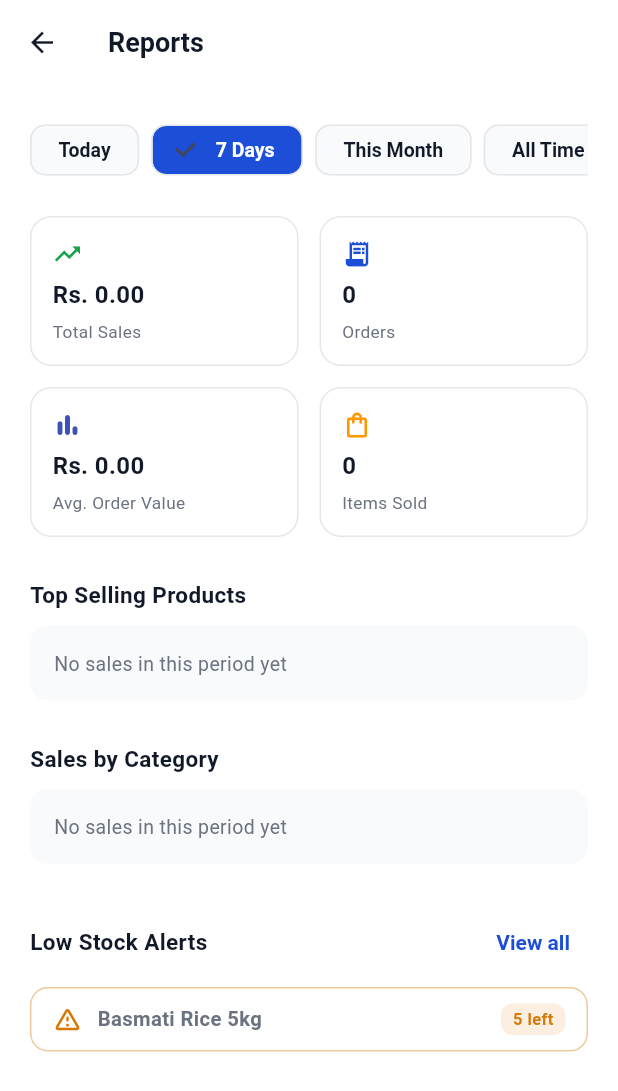
After one commit to pasinduprabashwara2000/POS-System-Flutter, a Flutter app: the ReportsScreen screen opened directly, on a phone screen of 412 x 824 dp. The commit adds this screen. Shown: the top 1091 px of the screen. Run offline on Flutter 3.47's test engine with Material 3 defaults, Android fonts, the phone set to English and light mode, and no system bars.

Commit message:
Implement Reports

```diff
--- a/lib/screens/home_screen.dart
+++ b/lib/screens/home_screen.dart
@@ -10,6 +10,7 @@ import 'login_screen.dart';
 import 'order/new_order_screen.dart';
 import 'order/order_list_screen.dart';
 import 'product/product_list_screen.dart';
+import 'reports/reports_screen.dart';
 
 class HomeScreen extends StatefulWidget {
   const HomeScreen({super.key});
@@ -71,6 +72,13 @@ class _HomeScreenState extends State<HomeScreen> {
     if (mounted) setState(() {});
   }
 
+  Future<void> _openReports() async {
+    await Navigator.of(context).push(
+      MaterialPageRoute(builder: (_) => const ReportsScreen()),
+    );
+    if (mounted) setState(() {});
+  }
+
   @override
   Widget build(BuildContext context) {
     return Scaffold(
@@ -124,7 +132,7 @@ class _HomeScreenState extends State<HomeScreen> {
         crossAxisAlignment: CrossAxisAlignment.start,
         children: [
           Text(
-            'Welcome back 👋',
+            'Welcome back',
             style: TextStyle(
               color: Colors.white,
               fontSize: 14,
@@ -270,7 +278,7 @@ class _HomeScreenState extends State<HomeScreen> {
       _ActionItem('Customers', Icons.people_outline, Colors.purple, _openCustomers),
       _ActionItem('Categories', Icons.category_outlined, Colors.teal, _openCategories),
       _ActionItem('Suppliers', Icons.local_shipping_outlined, AppColors.accent, _openSuppliers),
-      _ActionItem('Reports', Icons.bar_chart_rounded, Colors.indigo, null),
+      _ActionItem('Reports', Icons.bar_chart_rounded, Colors.indigo, _openReports),
     ];
 
     return GridView.builder(
--- /dev/null
+++ b/lib/screens/reports/reports_screen.dart
@@ -0,0 +1,396 @@
+import 'package:flutter/material.dart';
+import '../../models/order.dart';
+import '../../models/product.dart';
+import '../../services/category_service.dart';
+import '../../services/order_service.dart';
+import '../../services/product_service.dart';
+import '../../theme/app_theme.dart';
+import '../product/product_list_screen.dart';
+
+enum _ReportPeriod { today, week, month, all }
+
+class ReportsScreen extends StatefulWidget {
+  const ReportsScreen({super.key});
+
+  @override
+  State<ReportsScreen> createState() => _ReportsScreenState();
+}
+
+class _ReportsScreenState extends State<ReportsScreen> {
+  _ReportPeriod _period = _ReportPeriod.week;
+
+  List<Order> _filteredOrders() {
+    final all = OrderService.instance.getAll();
+    final now = DateTime.now();
+
+    switch (_period) {
+      case _ReportPeriod.today:
+        return all.where((o) => o.isToday).toList();
+      case _ReportPeriod.week:
+        final cutoff = now.subtract(const Duration(days: 7));
+        return all.where((o) => o.createdAt.isAfter(cutoff)).toList();
+      case _ReportPeriod.month:
+        return all
+            .where((o) => o.createdAt.year == now.year && o.createdAt.month == now.month)
+            .toList();
+      case _ReportPeriod.all:
+        return all;
+    }
+  }
+
+  @override
+  Widget build(BuildContext context) {
+    final orders = _filteredOrders();
+
+    final totalSales = orders.fold(0.0, (sum, o) => sum + o.totalAmount);
+    final totalOrders = orders.length;
+    final itemsSold = orders.fold(0, (sum, o) => sum + o.itemCount);
+    final avgOrderValue = totalOrders > 0 ? totalSales / totalOrders : 0.0;
+
+    final topProducts = _topProducts(orders);
+    final categorySales = _salesByCategory(orders);
+    final lowStock = ProductService.instance.lowStockProducts;
+
+    return Scaffold(
+      appBar: AppBar(title: const Text('Reports')),
+      body: SafeArea(
+        child: ListView(
+          padding: const EdgeInsets.all(20),
+          children: [
+            _buildPeriodSelector(),
+            const SizedBox(height: 20),
+            _buildSummaryGrid(totalSales, totalOrders, avgOrderValue, itemsSold),
+            const SizedBox(height: 28),
+            _sectionHeader('Top Selling Products'),
+            const SizedBox(height: 10),
+            topProducts.isEmpty
+                ? _emptyHint('No sales in this period yet')
+                : _buildBarList(
+              entries: topProducts
+                  .map((p) => _BarEntry(label: p.name, value: p.qty.toDouble(), sublabel: 'Rs. ${p.revenue.toStringAsFixed(2)}'))
+                  .toList(),
+              color: AppColors.primary,
+              valueSuffix: ' sold',
+            ),
+            const SizedBox(height: 28),
+            _sectionHeader('Sales by Category'),
+            const SizedBox(height: 10),
+            categorySales.isEmpty
+                ? _emptyHint('No sales in this period yet')
+                : _buildBarList(
+              entries: categorySales
+                  .map((c) => _BarEntry(label: c.name, value: c.revenue))
+                  .toList(),
+              color: AppColors.accent,
+              valuePrefix: 'Rs. ',
+            ),
+            const SizedBox(height: 28),
+            Row(
+              mainAxisAlignment: MainAxisAlignment.spaceBetween,
+              children: [
+                _sectionHeader('Low Stock Alerts'),
+                if (lowStock.isNotEmpty)
+                  TextButton(
+                    onPressed: () {
+                      Navigator.of(context).push(
+                        MaterialPageRoute(builder: (_) => const ProductListScreen()),
+                      );
+                    },
+                    child: const Text('View all'),
+                  ),
+              ],
+            ),
+            const SizedBox(height: 6),
+            lowStock.isEmpty
+                ? _emptyHint('Everything is well stocked 🎉')
+                : Column(
+              children: lowStock.take(5).map((p) => _buildLowStockTile(p)).toList(),
+            ),
+            const SizedBox(height: 20),
+          ],
+        ),
+      ),
+    );
+  }
+
+  // ---------- data aggregation ----------
+
+  List<_ProductAggregate> _topProducts(List<Order> orders) {
+    final Map<String, _ProductAggregate> map = {};
+    for (final order in orders) {
+      for (final item in order.items) {
+        final existing = map[item.productId];
+        if (existing == null) {
+          map[item.productId] = _ProductAggregate(
+            name: item.productName,
+            qty: item.quantity,
+            revenue: item.subtotal,
+          );
+        } else {
+          existing.qty += item.quantity;
+          existing.revenue += item.subtotal;
+        }
+      }
+    }
+    final list = map.values.toList()..sort((a, b) => b.qty.compareTo(a.qty));
+    return list.take(5).toList();
+  }
+
+  List<_CategoryAggregate> _salesByCategory(List<Order> orders) {
+    final Map<String, _CategoryAggregate> map = {};
+    for (final order in orders) {
+      for (final item in order.items) {
+        final product = ProductService.instance.getById(item.productId);
+        final categoryName = product != null
+            ? CategoryService.instance.getById(product.categoryId)?.name ?? 'Uncategorized'
+            : 'Uncategorized';
+        final existing = map[categoryName];
+        if (existing == null) {
+          map[categoryName] = _CategoryAggregate(name: categoryName, revenue: item.subtotal);
+        } else {
+          existing.revenue += item.subtotal;
+        }
+      }
+    }
+    final list = map.values.toList()..sort((a, b) => b.revenue.compareTo(a.revenue));
+    return list;
+  }
+
+  // ---------- UI pieces ----------
+
+  Widget _buildPeriodSelector() {
+    final options = {
+      _ReportPeriod.today: 'Today',
+      _ReportPeriod.week: '7 Days',
+      _ReportPeriod.month: 'This Month',
+      _ReportPeriod.all: 'All Time',
+    };
+
+    return SingleChildScrollView(
+      scrollDirection: Axis.horizontal,
+      child: Row(
+        children: options.entries.map((entry) {
+          final selected = _period == entry.key;
+          return Padding(
+            padding: const EdgeInsets.only(right: 8),
+            child: ChoiceChip(
+              label: Text(entry.value),
+              selected: selected,
+              onSelected: (_) => setState(() => _period = entry.key),
+              selectedColor: AppColors.primary,
+              labelStyle: TextStyle(
+                color: selected ? Colors.white : AppColors.textPrimary,
+                fontWeight: FontWeight.w600,
+              ),
+            ),
+          );
+        }).toList(),
+      ),
+    );
+  }
+
+  Widget _buildSummaryGrid(
+      double totalSales,
+      int totalOrders,
+      double avgOrderValue,
+      int itemsSold,
+      ) {
+    final items = [
+      _SummaryItem('Total Sales', 'Rs. ${totalSales.toStringAsFixed(2)}', Icons.trending_up, AppColors.accent),
+      _SummaryItem('Orders', '$totalOrders', Icons.receipt_long, AppColors.primary),
+      _SummaryItem('Avg. Order Value', 'Rs. ${avgOrderValue.toStringAsFixed(2)}', Icons.bar_chart_rounded, Colors.indigo),
+      _SummaryItem('Items Sold', '$itemsSold', Icons.shopping_bag_outlined, Colors.orange),
+    ];
+
+    return GridView.builder(
+      shrinkWrap: true,
+      physics: const NeverScrollableScrollPhysics(),
+      itemCount: items.length,
+      gridDelegate: const SliverGridDelegateWithFixedCrossAxisCount(
+        crossAxisCount: 2,
+        crossAxisSpacing: 14,
+        mainAxisSpacing: 14,
+        mainAxisExtent: 100,
+      ),
+      itemBuilder: (context, index) {
+        final item = items[index];
+        return Container(
+          padding: const EdgeInsets.all(14),
+          decoration: BoxDecoration(
+            color: AppColors.surface,
+            borderRadius: BorderRadius.circular(14),
+            border: Border.all(color: AppColors.border),
+          ),
+          child: Column(
+            crossAxisAlignment: CrossAxisAlignment.start,
+            mainAxisAlignment: MainAxisAlignment.spaceBetween,
+            children: [
+              Icon(item.icon, color: item.color, size: 20),
+              Text(
+                item.value,
+                maxLines: 1,
+                overflow: TextOverflow.ellipsis,
+                style: const TextStyle(fontSize: 16, fontWeight: FontWeight.bold, color: AppColors.textPrimary),
+              ),
+              Text(
+                item.label,
+                maxLines: 1,
+                overflow: TextOverflow.ellipsis,
+                style: const TextStyle(fontSize: 11.5, color: AppColors.textSecondary),
+              ),
+            ],
+          ),
+        );
+      },
+    );
+  }
+
+  Widget _sectionHeader(String title) {
+    return Text(title, style: const TextStyle(fontSize: 15, fontWeight: FontWeight.w700, color: AppColors.textPrimary));
+  }
+
+  Widget _emptyHint(String text) {
+    return Container(
+      width: double.infinity,
+      padding: const EdgeInsets.all(16),
+      decoration: BoxDecoration(
+        color: AppColors.surfaceVariant,
+        borderRadius: BorderRadius.circular(12),
+      ),
+      child: Text(text, style: const TextStyle(color: AppColors.textSecondary, fontSize: 13)),
+    );
+  }
+
+  Widget _buildBarList({
+    required List<_BarEntry> entries,
+    required Color color,
+    String valuePrefix = '',
+    String valueSuffix = '',
+  }) {
+    final maxValue = entries.map((e) => e.value).fold(0.0, (a, b) => a > b ? a : b);
+
+    return Column(
+      children: entries.map((entry) {
+        final fraction = maxValue > 0 ? (entry.value / maxValue).clamp(0.0, 1.0) : 0.0;
+        return Padding(
+          padding: const EdgeInsets.only(bottom: 14),
+          child: Column(
+            crossAxisAlignment: CrossAxisAlignment.start,
+            children: [
+              Row(
+                mainAxisAlignment: MainAxisAlignment.spaceBetween,
+                children: [
+                  Expanded(
+                    child: Text(
+                      entry.label,
+                      maxLines: 1,
+                      overflow: TextOverflow.ellipsis,
+                      style: const TextStyle(fontSize: 13.5, fontWeight: FontWeight.w600),
+                    ),
+                  ),
+                  const SizedBox(width: 8),
+                  Text(
+                    entry.sublabel ?? '$valuePrefix${entry.value.toStringAsFixed(entry.value % 1 == 0 ? 0 : 2)}$valueSuffix',
+                    style: TextStyle(fontSize: 12.5, color: color, fontWeight: FontWeight.w700),
+                  ),
+                ],
+              ),
+              const SizedBox(height: 6),
+              ClipRRect(
+                borderRadius: BorderRadius.circular(6),
+                child: LayoutBuilder(
+                  builder: (context, constraints) {
+                    return Stack(
+                      children: [
+                        Container(height: 8, width: constraints.maxWidth, color: AppColors.border),
+                        Container(height: 8, width: constraints.maxWidth * fraction, color: color),
+                      ],
+                    );
+                  },
+                ),
+              ),
+            ],
+          ),
+        );
+      }).toList(),
+    );
+  }
+
+  Widget _buildLowStockTile(Product product) {
+    final isOut = product.stockQty <= 0;
+    return Container(
+      margin: const EdgeInsets.only(bottom: 10),
+      padding: const EdgeInsets.symmetric(horizontal: 14, vertical: 10),
+      decoration: BoxDecoration(
+        color: AppColors.surface,
+        borderRadius: BorderRadius.circular(12),
+        border: Border.all(color: AppColors.warning.withValues(alpha: 0.4)),
+      ),
+      child: Row(
+        children: [
+          Icon(
+            isOut ? Icons.remove_shopping_cart_outlined : Icons.warning_amber_rounded,
+            color: isOut ? AppColors.error : AppColors.warning,
+            size: 20,
+          ),
+          const SizedBox(width: 10),
+          Expanded(
+            child: Text(
+              product.name,
+              maxLines: 1,
+              overflow: TextOverflow.ellipsis,
+              style: const TextStyle(fontWeight: FontWeight.w600, fontSize: 13.5),
+            ),
+          ),
+          Container(
+            padding: const EdgeInsets.symmetric(horizontal: 8, vertical: 3),
+            decoration: BoxDecoration(
+              color: (isOut ? AppColors.error : AppColors.warning).withValues(alpha: 0.12),
+              borderRadius: BorderRadius.circular(8),
+            ),
+            child: Text(
+              isOut ? 'Out of stock' : '${product.stockQty} left',
+              style: TextStyle(
+                fontSize: 11,
+                fontWeight: FontWeight.w600,
+                color: isOut ? AppColors.error : AppColors.warning,
+              ),
+            ),
+          ),
+        ],
+      ),
+    );
+  }
+}
+
+class _SummaryItem {
+  final String label;
+  final String value;
+  final IconData icon;
+  final Color color;
+
+  _SummaryItem(this.label, this.value, this.icon, this.color);
+}
+
+class _ProductAggregate {
+  final String name;
+  int qty;
+  double revenue;
+
+  _ProductAggregate({required this.name, required this.qty, required this.revenue});
+}
+
+class _CategoryAggregate {
+  final String name;
+  double revenue;
+
+  _CategoryAggregate({required this.name, required this.revenue});
+}
+
+class _BarEntry {
+  final String label;
+  final double value;
+  final String? sublabel;
+
+  _BarEntry({required this.label, required this.value, this.sublabel});
+}
```
